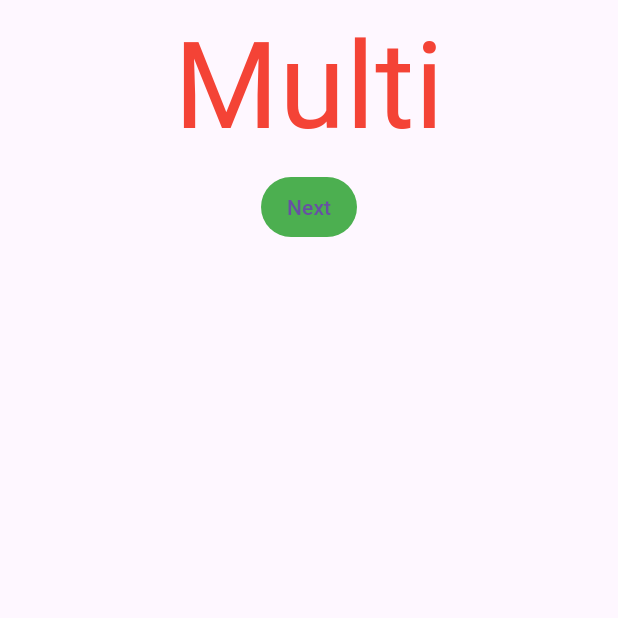
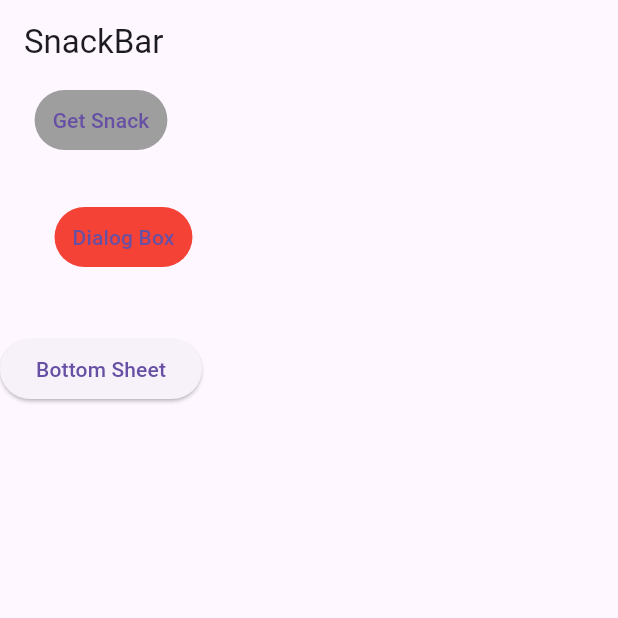
Before and after one commit to sathyayadav0096/secondjob, a Flutter app: the screen it shows after launch, on a phone screen of 412 x 824 dp, the top half of it. Run offline on Flutter 3.47's test engine with Material 3 defaults, Android fonts, the phone set to English and light mode, and no system bars; our stand-ins replace dotted_line, get, google_maps_flutter, image_picker; missing offline and left inert: razorpay_flutter.

Commit message:
Getx snack bar,dialog box,bottom sheet

```diff
--- a/lib/multi_provider/multi_provider.dart
+++ b/lib/multi_provider/multi_provider.dart
@@ -1,5 +1,8 @@
 import 'package:flutter/material.dart';
-import 'package:untitled/extra.dart';
+import 'package:get/get_core/src/get_main.dart';
+import 'package:get/get_navigation/get_navigation.dart';
+
+import 'navigation_page.dart';
 
 class PrCla extends StatefulWidget {
   const PrCla({super.key});
@@ -15,14 +18,15 @@ class _PrClaState extends State<PrCla> {
       body: SafeArea(
         child: Column(
           children: [
-            Center(
+            const Center(
                 child: Text(
               'Multi',
               style: TextStyle(fontSize: 80, color: Colors.red),
             )),
             TextButton(
                 onPressed: () {
-                  Navigator.push(context, MaterialPageRoute(builder: (context)=>ExtraClass()));
+                 //Navigator.push(context, MaterialPageRoute(builder: (context)=>const ExtraClass()));
+               Get.to(ExtraClass());
                 },
                 style: ButtonStyle(
                     backgroundColor: MaterialStateProperty.all(Colors.green
--- a/lib/provider_cart/provider_cart_products.dart
+++ b/lib/provider_cart/provider_cart_products.dart
@@ -1,6 +1,5 @@
 import 'package:flutter/material.dart';
 import 'package:provider/provider.dart';
-import 'package:untitled/provider_cart/providr_cls.dart'; // Correct the import statement
 
 // Todo part one
 class ItemModel {
--- a/lib/provider_cart/providr_cls.dart
+++ /dev/null
@@ -1,3 +0,0 @@
-// Todo part two
-import 'package:flutter/cupertino.dart';
-import 'package:untitled/provider_cart/provider_cart_products.dart';
--- /dev/null
+++ b/lib/snackbar_dialogbox_bottomsheet/snackbar_dialogbox.dart
@@ -0,0 +1,67 @@
+import 'package:flutter/material.dart';
+import 'package:get/get.dart';
+import 'package:untitled/multi_provider/multi_provider.dart';
+
+class BarSnack extends StatefulWidget {
+  const BarSnack({super.key});
+
+  @override
+  State<BarSnack> createState() => _BarSnackState();
+}
+
+class _BarSnackState extends State<BarSnack> {
+  @override
+  Widget build(BuildContext context) {
+    return Scaffold(
+      appBar: AppBar(
+        title: const Text('SnackBar'),
+      ),
+      body: Column(
+        children: [
+          TextButton(
+              style: TextButton.styleFrom(backgroundColor: Colors.grey),
+              onPressed: () {
+                Get.showSnackbar(const GetSnackBar(
+                  backgroundColor: Colors.blue,
+                  duration: Duration(seconds: 1),
+                  title: 'Please Wait',
+                  message: 'it takes some times please wait for some time',
+                ));
+              },
+              child: const Text('Get Snack')),
+          Padding(
+            padding: const EdgeInsets.only(top: 30, left: 30),
+            child: TextButton(
+                style: TextButton.styleFrom(backgroundColor: Colors.red),
+                onPressed: () {
+                  Get.defaultDialog(
+                      cancel: Text('No'),
+                      onCancel: () {
+                        Get.back();
+                      },
+                      confirm: Text('Confirm'),
+                      onConfirm: () {
+                        Get.to(PrCla());
+                      },
+                      title: 'Are Sure!',
+                      middleText: 'Please Select Stay or Exit');
+                },
+                child: const Text('Dialog Box')),
+          ),
+          SizedBox(height: 40),
+          ElevatedButton(
+              onPressed: () {
+                Get.bottomSheet(
+                  Container(
+                    height: Get.height *0.1,
+                      width: Get.width *0.8,
+                      color: Colors.white,
+                      child: Center(child: const Text('Welcome Bottom Sheet'))),
+                );
+              },
+              child: const Text('Bottom Sheet'))
+        ],
+      ),
+    );
+  }
+}
```
Also changed, not shown: lib/firebase/auth_email.dart (added, +116 -0 lines), lib/main.dart (+18 -11 lines), lib/multi_provider/navigation_page.dart (renamed from lib/extra.dart, +11 -8 lines).
